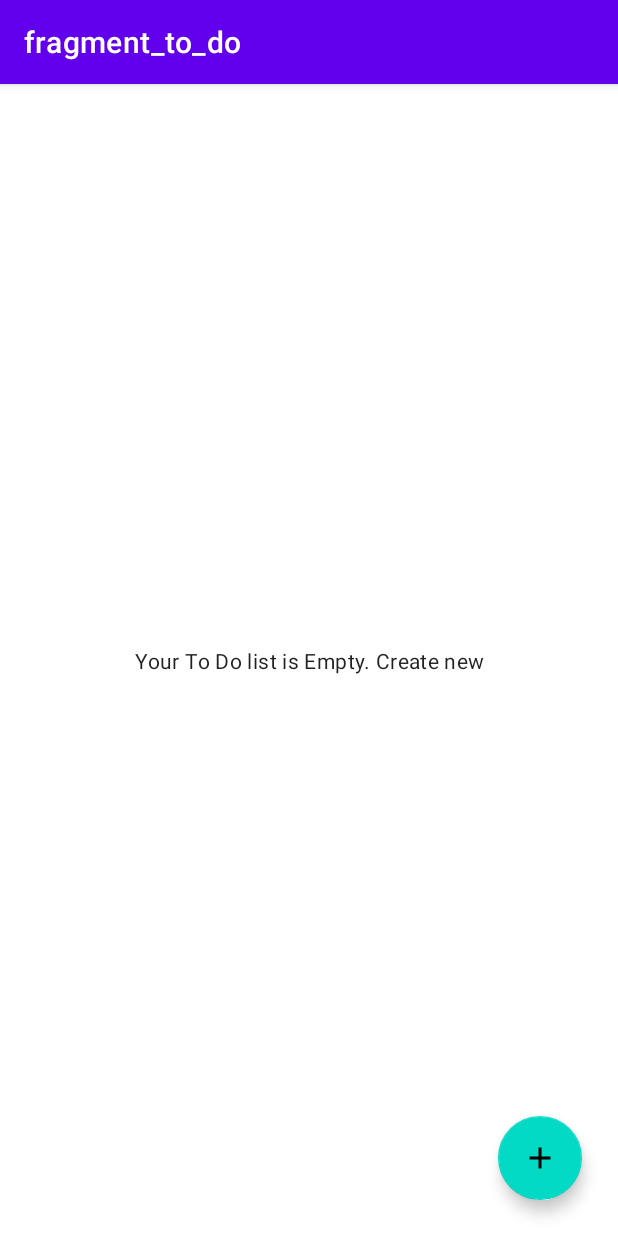
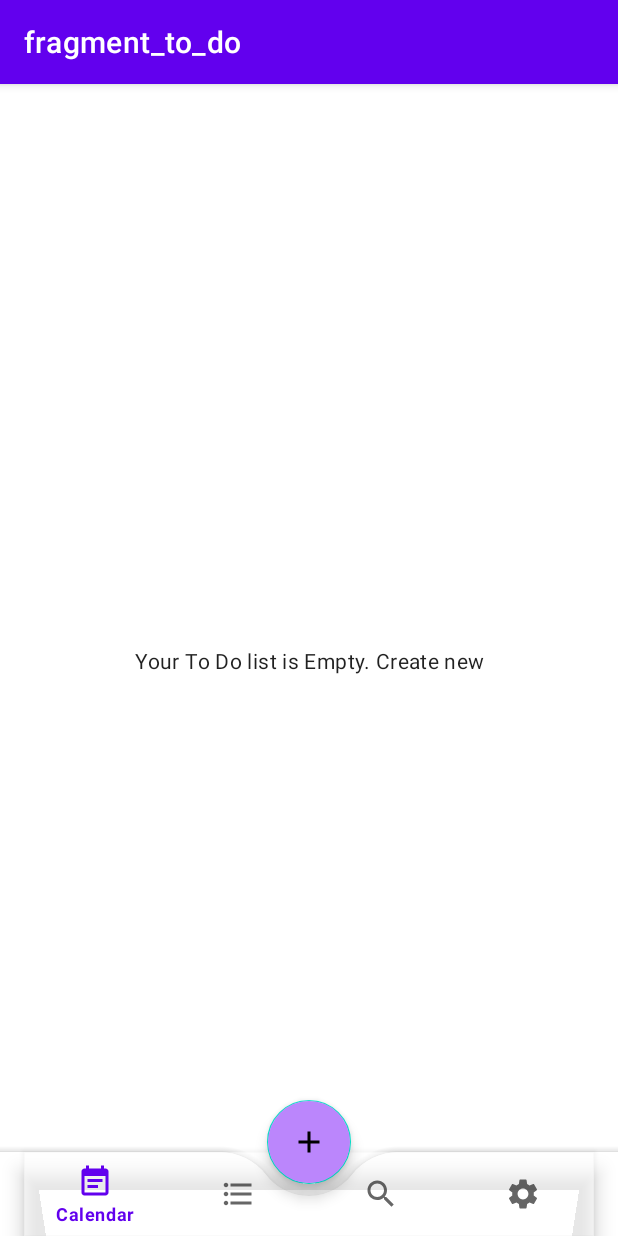
Before and after one commit to ViacheslavAP/ToDoList_v.0.1_work, an Android app: the screen it shows after launch (MainActivity), on a phone screen of 412 x 824 dp. Run offline under Robolectric (Android 15) with nearby library versions, the phone set to English and light mode, and no system bars; our stand-ins replace Room's generated code, navigation-ui.

Commit message:
успешное добавление bottom_menu

```diff
--- /dev/null
+++ b/app/src/main/res/drawable/ic_add.xml
@@ -0,0 +1,5 @@
+<vector android:height="24dp" android:tint="#000000"
+    android:viewportHeight="24" android:viewportWidth="24"
+    android:width="24dp" xmlns:android="http://schemas.android.com/apk/res/android">
+    <path android:fillColor="@android:color/white" android:pathData="M19,13h-6v6h-2v-6H5v-2h6V5h2v6h6v2z"/>
+</vector>
--- /dev/null
+++ b/app/src/main/res/drawable/ic_calendar.xml
@@ -0,0 +1,5 @@
+<vector android:height="24dp" android:tint="#000000"
+    android:viewportHeight="24" android:viewportWidth="24"
+    android:width="24dp" xmlns:android="http://schemas.android.com/apk/res/android">
+    <path android:fillColor="@android:color/white" android:pathData="M17,10L7,10v2h10v-2zM19,3h-1L18,1h-2v2L8,3L8,1L6,1v2L5,3c-1.11,0 -1.99,0.9 -1.99,2L3,19c0,1.1 0.89,2 2,2h14c1.1,0 2,-0.9 2,-2L21,5c0,-1.1 -0.9,-2 -2,-2zM19,19L5,19L5,8h14v11zM14,14L7,14v2h7v-2z"/>
+</vector>
--- /dev/null
+++ b/app/src/main/res/drawable/ic_list.xml
@@ -0,0 +1,5 @@
+<vector android:height="24dp" android:tint="#000000"
+    android:viewportHeight="24" android:viewportWidth="24"
+    android:width="24dp" xmlns:android="http://schemas.android.com/apk/res/android">
+    <path android:fillColor="@android:color/white" android:pathData="M4,10.5c-0.83,0 -1.5,0.67 -1.5,1.5s0.67,1.5 1.5,1.5 1.5,-0.67 1.5,-1.5 -0.67,-1.5 -1.5,-1.5zM4,4.5c-0.83,0 -1.5,0.67 -1.5,1.5S3.17,7.5 4,7.5 5.5,6.83 5.5,6 4.83,4.5 4,4.5zM4,16.5c-0.83,0 -1.5,0.68 -1.5,1.5s0.68,1.5 1.5,1.5 1.5,-0.68 1.5,-1.5 -0.67,-1.5 -1.5,-1.5zM7,19h14v-2L7,17v2zM7,13h14v-2L7,11v2zM7,5v2h14L21,5L7,5z"/>
+</vector>
--- /dev/null
+++ b/app/src/main/res/drawable/ic_search.xml
@@ -0,0 +1,5 @@
+<vector android:height="24dp" android:tint="#000000"
+    android:viewportHeight="24" android:viewportWidth="24"
+    android:width="24dp" xmlns:android="http://schemas.android.com/apk/res/android">
+    <path android:fillColor="@android:color/white" android:pathData="M15.5,14h-0.79l-0.28,-0.27C15.41,12.59 16,11.11 16,9.5 16,5.91 13.09,3 9.5,3S3,5.91 3,9.5 5.91,16 9.5,16c1.61,0 3.09,-0.59 4.23,-1.57l0.27,0.28v0.79l5,4.99L20.49,19l-4.99,-5zM9.5,14C7.01,14 5,11.99 5,9.5S7.01,5 9.5,5 14,7.01 14,9.5 11.99,14 9.5,14z"/>
+</vector>
--- /dev/null
+++ b/app/src/main/res/drawable/ic_setting.xml
@@ -0,0 +1,5 @@
+<vector android:height="24dp" android:tint="#000000"
+    android:viewportHeight="24" android:viewportWidth="24"
+    android:width="24dp" xmlns:android="http://schemas.android.com/apk/res/android">
+    <path android:fillColor="@android:color/white" android:pathData="M19.14,12.94c0.04,-0.3 0.06,-0.61 0.06,-0.94c0,-0.32 -0.02,-0.64 -0.07,-0.94l2.03,-1.58c0.18,-0.14 0.23,-0.41 0.12,-0.61l-1.92,-3.32c-0.12,-0.22 -0.37,-0.29 -0.59,-0.22l-2.39,0.96c-0.5,-0.38 -1.03,-0.7 -1.62,-0.94L14.4,2.81c-0.04,-0.24 -0.24,-0.41 -0.48,-0.41h-3.84c-0.24,0 -0.43,0.17 -0.47,0.41L9.25,5.35C8.66,5.59 8.12,5.92 7.63,6.29L5.24,5.33c-0.22,-0.08 -0.47,0 -0.59,0.22L2.74,8.87C2.62,9.08 2.66,9.34 2.86,9.48l2.03,1.58C4.84,11.36 4.8,11.69 4.8,12s0.02,0.64 0.07,0.94l-2.03,1.58c-0.18,0.14 -0.23,0.41 -0.12,0.61l1.92,3.32c0.12,0.22 0.37,0.29 0.59,0.22l2.39,-0.96c0.5,0.38 1.03,0.7 1.62,0.94l0.36,2.54c0.05,0.24 0.24,0.41 0.48,0.41h3.84c0.24,0 0.44,-0.17 0.47,-0.41l0.36,-2.54c0.59,-0.24 1.13,-0.56 1.62,-0.94l2.39,0.96c0.22,0.08 0.47,0 0.59,-0.22l1.92,-3.32c0.12,-0.22 0.07,-0.47 -0.12,-0.61L19.14,12.94zM12,15.6c-1.98,0 -3.6,-1.62 -3.6,-3.6s1.62,-3.6 3.6,-3.6s3.6,1.62 3.6,3.6S13.98,15.6 12,15.6z"/>
+</vector>
--- a/app/src/main/res/layout/activity_main.xml
+++ b/app/src/main/res/layout/activity_main.xml
@@ -6,6 +6,9 @@
     android:layout_width="match_parent"
     android:layout_height="match_parent"
     tools:context=".view.MainActivity">
+
+
+
 
     <fragment
         android:id="@+id/hostFragment"
--- a/app/src/main/res/layout/fragment_to_do_list.xml
+++ b/app/src/main/res/layout/fragment_to_do_list.xml
@@ -22,7 +22,55 @@
 
         </androidx.recyclerview.widget.RecyclerView>
 
-        <com.google.android.material.floatingactionbutton.FloatingActionButton
+        <androidx.coordinatorlayout.widget.CoordinatorLayout
+            android:id="@+id/coordinatorLayout"
+            android:layout_width="match_parent"
+            android:layout_height="match_parent"
+            app:layout_constraintBottom_toBottomOf="parent"
+            app:layout_constraintEnd_toEndOf="parent"
+            app:layout_constraintStart_toStartOf="parent"
+            app:layout_constraintTop_toTopOf="parent">
+
+            <com.google.android.material.bottomappbar.BottomAppBar
+                android:id="@+id/bottomAppBar"
+                android:layout_width="match_parent"
+                android:layout_height="wrap_content"
+                android:layout_gravity="bottom"
+                app:fabCradleMargin="8dp"
+                app:fabCradleRoundedCornerRadius="40dp"
+                app:fabCradleVerticalOffset="7dp"
+                app:layout_constraintBottom_toBottomOf="parent"
+                app:layout_constraintEnd_toEndOf="parent"
+                app:layout_constraintStart_toStartOf="parent"
+                tools:ignore="BottomAppBar">
+
+                <com.google.android.material.bottomnavigation.BottomNavigationView
+                    android:id="@+id/bottomNavigationView"
+                    android:layout_width="match_parent"
+                    android:layout_height="match_parent"
+                    android:layout_marginEnd="16dp"
+                    android:background="@color/transparent"
+                    app:menu="@menu/bottom_navigation_menu" />
+
+            </com.google.android.material.bottomappbar.BottomAppBar>
+
+            <com.google.android.material.floatingactionbutton.FloatingActionButton
+                android:id="@+id/fabAdd"
+                android:layout_width="wrap_content"
+                android:layout_height="wrap_content"
+                android:backgroundTint="@color/purple_200"
+                android:contentDescription="TODO"
+                android:src="@drawable/ic_add"
+                app:layout_anchor="@id/bottomAppBar"
+                app:layout_constraintBottom_toTopOf="@+id/bottomAppBar"
+                app:layout_constraintEnd_toEndOf="parent"
+                app:layout_constraintStart_toStartOf="@+id/bottomAppBar"
+                tools:ignore="SpeakableTextPresentCheck,ImageContrastCheck" />
+
+        </androidx.coordinatorlayout.widget.CoordinatorLayout>
+
+
+       <!-- <com.google.android.material.floatingactionbutton.FloatingActionButton
             android:id="@+id/fabAdd"
             android:layout_width="wrap_content"
             android:layout_height="wrap_content"
@@ -33,7 +81,7 @@
             app:layout_constraintEnd_toEndOf="parent"
             tools:ignore="SpeakableTextPresentCheck">
 
-        </com.google.android.material.floatingactionbutton.FloatingActionButton>
+        </com.google.android.material.floatingactionbutton.FloatingActionButton> -->
 
 
         <TextView
--- /dev/null
+++ b/app/src/main/res/menu/bottom_navigation_menu.xml
@@ -0,0 +1,32 @@
+<?xml version="1.0" encoding="utf-8"?>
+<menu xmlns:android="http://schemas.android.com/apk/res/android"
+    xmlns:app="http://schemas.android.com/apk/res-auto">
+    <item
+        android:id="@+id/calendar"
+        android:enabled="true"
+        android:title="@string/calendar"
+        app:showAsAction="ifRoom"
+        android:icon="@drawable/ic_calendar"/>
+    <item
+        android:id="@+id/list"
+        android:title="@string/list"
+        app:showAsAction="ifRoom"
+        android:icon="@drawable/ic_list"/>
+
+
+    <item
+        android:id="@+id/search"
+        android:title="@string/search"
+        app:showAsAction="ifRoom"
+        android:icon="@drawable/ic_search"/>
+
+
+
+
+    <item
+        android:id="@+id/setting"
+        android:enabled="true"
+        android:title="@string/setting"
+        app:showAsAction="ifRoom"
+        android:icon="@drawable/ic_setting"/>
+</menu>
--- a/app/src/main/res/values/colors.xml
+++ b/app/src/main/res/values/colors.xml
@@ -8,4 +8,5 @@
     <color name="black">#FF000000</color>
     <color name="white">#FFFFFFFF</color>
     <color name="white_11">#DAD2D2</color>
+    <color name="transparent">#80FFFFFF</color>
 </resources>
--- a/app/src/main/res/values/strings.xml
+++ b/app/src/main/res/values/strings.xml
@@ -16,4 +16,12 @@
     <string name="check_box">Check Box</string>
     <string name="edit_to_do">Edit To Do</string>
     <string name="save_changes">save changes</string>
+
+    <!-- add words  -->
+    <string name="note">Note</string>
+    <string name="calendar">Calendar</string>
+    <string name="setting">Setting</string>
+    <string name="search">Search</string>
+    <string name="list">List</string>
+
 </resources>
```
